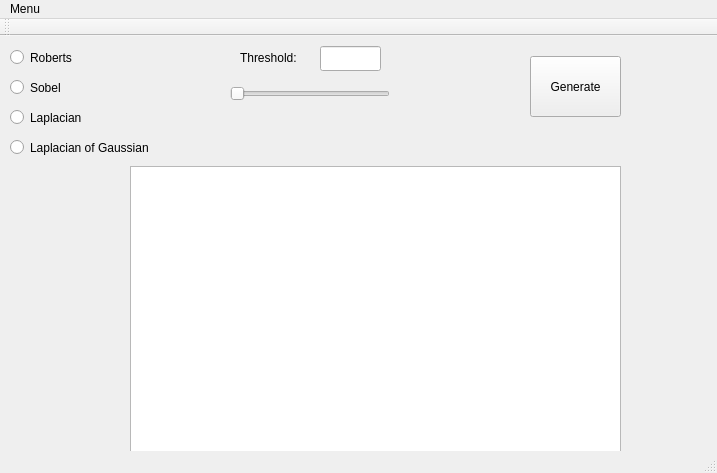
Above: qwidget_gui/mainwindow.ui from 18yb/imageStitcher before the change. Below: the same form after it.
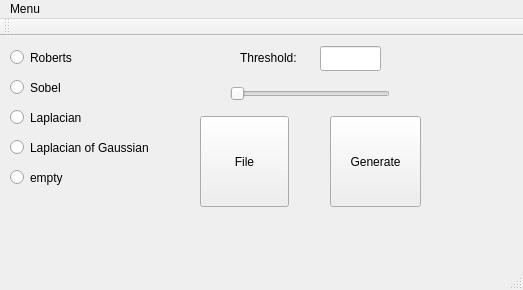
That is the form after the change.

What changed in the file:
```diff
--- a/qwidget_gui/mainwindow.ui
+++ b/qwidget_gui/mainwindow.ui
@@ -6,8 +6,8 @@
    <rect>
     <x>0</x>
     <y>0</y>
-    <width>717</width>
-    <height>473</height>
+    <width>523</width>
+    <height>290</height>
    </rect>
   </property>
   <property name="windowTitle">
@@ -108,36 +108,52 @@
      <string/>
     </property>
    </widget>
-   <widget class="QGraphicsView" name="graphicsView">
-    <property name="geometry">
-     <rect>
-      <x>130</x>
-      <y>130</y>
-      <width>491</width>
-      <height>301</height>
-     </rect>
-    </property>
-   </widget>
    <widget class="QPushButton" name="pushButton">
     <property name="geometry">
      <rect>
-      <x>530</x>
-      <y>20</y>
+      <x>330</x>
+      <y>80</y>
       <width>91</width>
-      <height>61</height>
+      <height>91</height>
      </rect>
     </property>
     <property name="text">
      <string>Generate</string>
     </property>
    </widget>
+   <widget class="QRadioButton" name="radioButton_5">
+    <property name="geometry">
+     <rect>
+      <x>10</x>
+      <y>130</y>
+      <width>112</width>
+      <height>23</height>
+     </rect>
+    </property>
+    <property name="text">
+     <string>empty</string>
+    </property>
+   </widget>
+   <widget class="QPushButton" name="pushButton_2">
+    <property name="geometry">
+     <rect>
+      <x>200</x>
+      <y>80</y>
+      <width>89</width>
+      <height>91</height>
+     </rect>
+    </property>
+    <property name="text">
+     <string>File</string>
+    </property>
+   </widget>
   </widget>
   <widget class="QMenuBar" name="menuBar">
    <property name="geometry">
     <rect>
      <x>0</x>
      <y>0</y>
-     <width>717</width>
+     <width>523</width>
      <height>22</height>
     </rect>
    </property>
```
Left out of the diff: 15 changed lines with no effect on the pictures.
